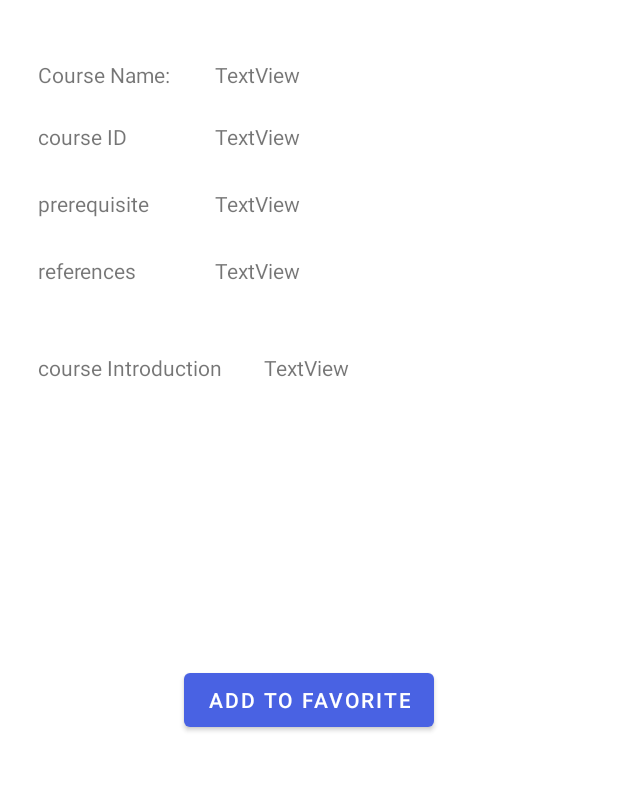
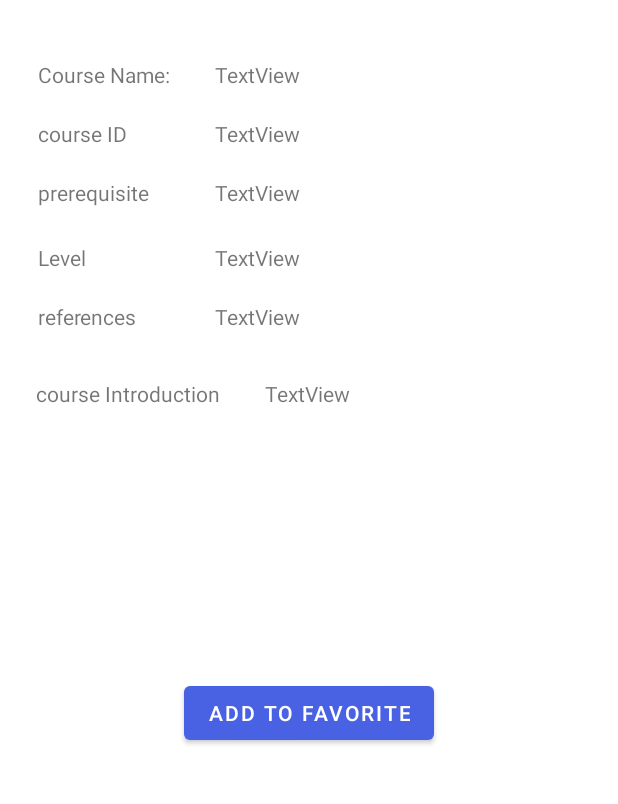
Before and after one commit to AymanOmara/Library, an Android app: the DetailsActivity screen opened directly, with no data from a screen before it, on a phone screen of 412 x 824 dp, the part 219-1023 px from its top. Run offline under Robolectric (Android 15) with nearby library versions, the phone set to English and light mode, and no system bars; libraries missing offline, so code that uses them is left out: io.realm; 11 statements that could not run were skipped.

Commit message:
add level and fix introduction width

```diff
--- a/app/src/main/java/com/example/liberary/View/Activities/DetailsActivity.kt
+++ b/app/src/main/java/com/example/liberary/View/Activities/DetailsActivity.kt
@@ -29,6 +29,7 @@ class DetailsActivity : AppCompatActivity() {
     private lateinit var favorite: Button
     private lateinit var recentCourse: Course
     private lateinit var refrences: TextView
+    private lateinit var level:TextView
 
 
     override fun onCreate(savedInstanceState: Bundle?) {
@@ -78,6 +79,7 @@ class DetailsActivity : AppCompatActivity() {
         courseIntroduction = findViewById(R.id.introductionValue)
         favorite = findViewById(R.id.addToFavorite)
         refrences = findViewById(R.id.refrences)
+        level = findViewById(R.id.levelvalue)
     }
 
     private fun bindDataToView() {
@@ -86,6 +88,7 @@ class DetailsActivity : AppCompatActivity() {
         courseIntroduction.text = course.courseDescription
         coursePrerequest.text = course.preRequest
         refrences.text = course.refreces
+        level.text = course.level
     }
 
     private fun addCourse(course: Course) {
--- a/app/src/main/res/layout/activity_details.xml
+++ b/app/src/main/res/layout/activity_details.xml
@@ -32,7 +32,7 @@
         android:layout_width="wrap_content"
         android:layout_height="wrap_content"
         android:layout_marginStart="25dp"
-        android:layout_marginTop="22dp"
+        android:layout_marginTop="20dp"
         android:text="@string/courseID"
         app:layout_constraintStart_toStartOf="parent"
         app:layout_constraintTop_toBottomOf="@+id/courseDetailsNameValue" />
@@ -51,7 +51,7 @@
         android:layout_width="wrap_content"
         android:layout_height="wrap_content"
         android:layout_marginStart="25dp"
-        android:layout_marginTop="25dp"
+        android:layout_marginTop="20dp"
         android:text="@string/prerequest"
         app:layout_constraintStart_toStartOf="parent"
         app:layout_constraintTop_toBottomOf="@+id/courseDeatilsidLabel" />
@@ -71,16 +71,16 @@
         android:id="@+id/courseIntroduction"
         android:layout_width="wrap_content"
         android:layout_height="wrap_content"
-        android:layout_marginStart="25dp"
-        android:layout_marginTop="90dp"
+        android:layout_marginStart="24dp"
+        android:layout_marginTop="32dp"
         android:text="@string/courseIntroduction"
         app:layout_constraintStart_toStartOf="parent"
-        app:layout_constraintTop_toBottomOf="@+id/courseDeatilsPrerequestLabel" />
+        app:layout_constraintTop_toBottomOf="@+id/textView" />
 
     <TextView
         android:id="@+id/introductionValue"
-        android:layout_width="228dp"
-        android:layout_height="20dp"
+        android:layout_width="0dp"
+        android:layout_height="wrap_content"
         android:layout_marginStart="30dp"
         android:layout_marginEnd="10dp"
         android:text="TextView"
@@ -115,10 +115,10 @@
         android:layout_width="wrap_content"
         android:layout_height="wrap_content"
         android:layout_marginStart="25dp"
-        android:layout_marginTop="25dp"
+        android:layout_marginTop="20dp"
         android:text="@string/refrences"
         app:layout_constraintStart_toStartOf="parent"
-        app:layout_constraintTop_toBottomOf="@+id/courseDeatilsPrerequestLabel" />
+        app:layout_constraintTop_toBottomOf="@+id/levellabel" />
 
     <TextView
         android:id="@+id/refrences"
@@ -129,4 +129,22 @@
         app:layout_constraintEnd_toEndOf="parent"
         app:layout_constraintStart_toStartOf="@+id/prerequest"
         app:layout_constraintTop_toTopOf="@+id/textView" />
+
+    <TextView
+        android:id="@+id/levellabel"
+        android:layout_width="wrap_content"
+        android:layout_height="wrap_content"
+        android:layout_marginTop="20dp"
+        android:text="@string/levelLabel"
+        app:layout_constraintStart_toStartOf="@+id/courseDeatilsPrerequestLabel"
+        app:layout_constraintTop_toBottomOf="@+id/prerequest" />
+
+    <TextView
+        android:id="@+id/levelvalue"
+        android:layout_width="wrap_content"
+        android:layout_height="wrap_content"
+        android:layout_marginTop="20dp"
+        android:text="TextView"
+        app:layout_constraintStart_toStartOf="@+id/prerequest"
+        app:layout_constraintTop_toBottomOf="@+id/prerequest" />
 </androidx.constraintlayout.widget.ConstraintLayout>
--- a/app/src/main/res/values/strings.xml
+++ b/app/src/main/res/values/strings.xml
@@ -22,4 +22,5 @@
     <string name="isBefore">this course had been added before to the favorite</string>
     <string name="isnotBefore">this course added to the favorite successfully</string>
     <string name="notValidURL">this url is not valid</string>
+    <string name="levelLabel">Level</string>
 </resources>
```
Also changed, not shown: 1 other file.
